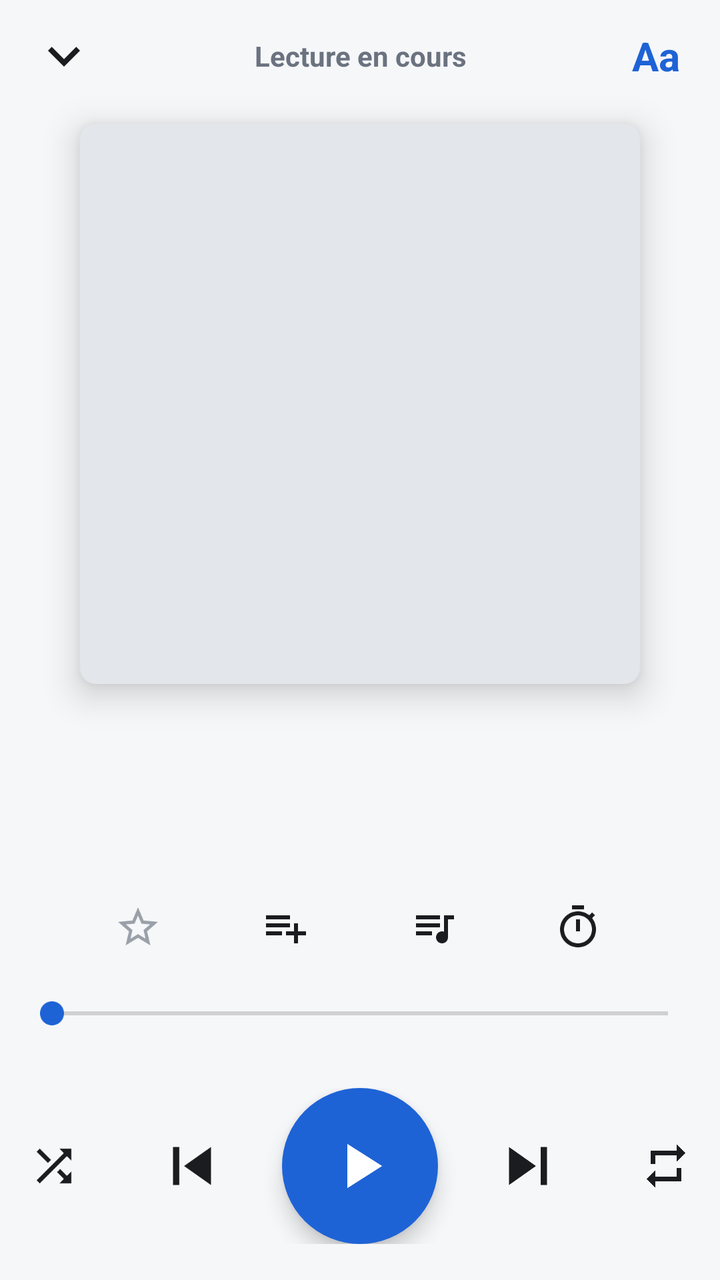
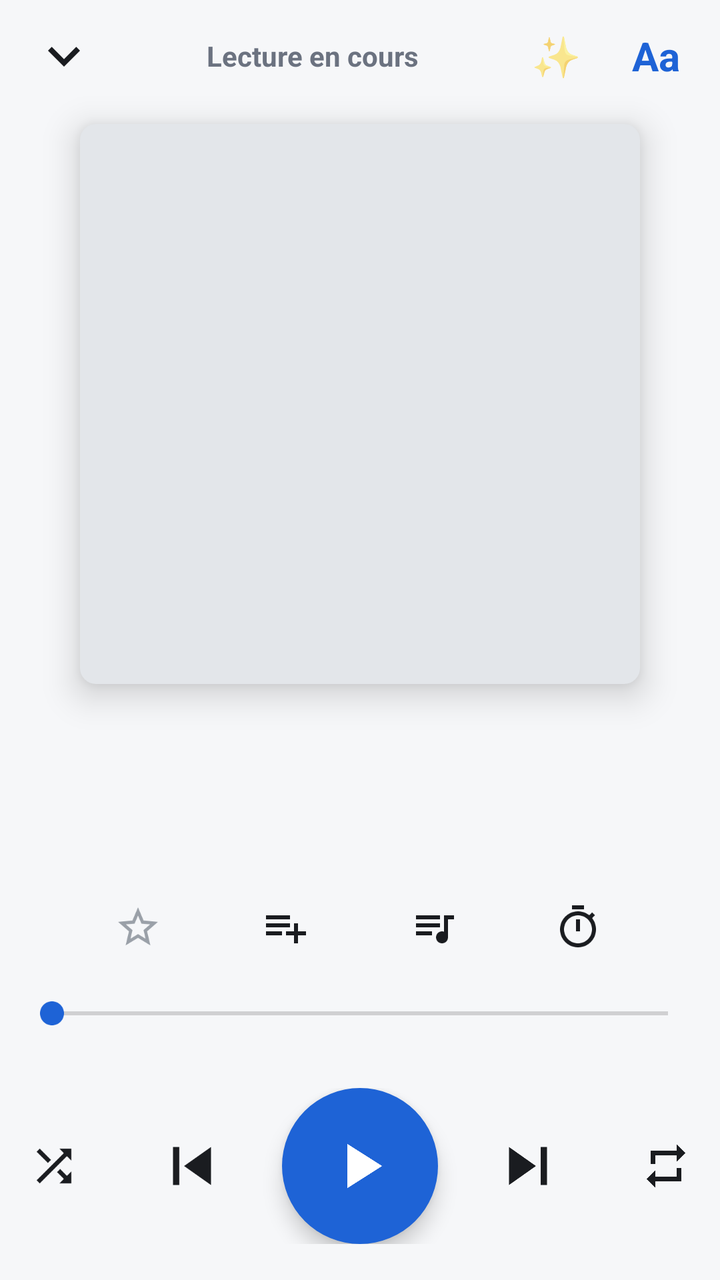

Screens rendered from an Android XML layout before and after an edit, with the pre-edit source and the edit as a unified diff.
<!-- AndroidManifest.xml: application theme Theme.Lecteur -->
<!-- res/layout/activity_lecture.xml -->
<?xml version="1.0" encoding="utf-8"?>
<LinearLayout xmlns:android="http://schemas.android.com/apk/res/android"
    android:id="@+id/racine"
    android:layout_width="match_parent"
    android:layout_height="match_parent"
    android:background="@color/fond"
    android:orientation="vertical"
    android:paddingBottom="18dp">

    <LinearLayout
        android:layout_width="match_parent"
        android:layout_height="56dp"
        android:gravity="center_vertical"
        android:orientation="horizontal"
        android:paddingStart="6dp"
        android:paddingEnd="6dp">
        <ImageView
            android:id="@+id/btnFermer"
            android:layout_width="52dp"
            android:layout_height="52dp"
            android:background="?android:attr/selectableItemBackgroundBorderless"
            android:padding="10dp"
            android:src="@drawable/ic_bas" />
        <TextView
            android:id="@+id/enTete"
            android:layout_width="0dp"
            android:layout_height="wrap_content"
            android:layout_weight="1"
            android:ellipsize="end"
            android:gravity="center"
            android:singleLine="true"
            android:text="Lecture en cours"
            android:textColor="@color/gris"
            android:textSize="14sp"
            android:textStyle="bold" />
        <TextView
            android:id="@+id/btnStyle"
            android:layout_width="52dp"
            android:layout_height="52dp"
            android:background="?android:attr/selectableItemBackgroundBorderless"
            android:gravity="center"
            android:text="Aa"
            android:textColor="@color/accent"
            android:textSize="20sp"
            android:textStyle="bold" />
    </LinearLayout>

    <ImageView
        android:id="@+id/pochette"
        android:layout_width="280dp"
        android:layout_height="280dp"
        android:layout_gravity="center_horizontal"
        android:layout_marginTop="6dp"
        android:background="@drawable/bg_pochette"
        android:elevation="10dp"
        android:scaleType="centerCrop" />

    <TextView
        android:id="@+id/titre"
        android:layout_width="match_parent"
        android:layout_height="wrap_content"
        android:layout_marginTop="16dp"
        android:ellipsize="end"
        android:gravity="center"
        android:maxLines="2"
        android:paddingStart="24dp"
        android:paddingEnd="24dp"
        android:textColor="@color/texte"
        android:textSize="22sp"
        android:textStyle="bold" />

    <TextView
        android:id="@+id/artiste"
        android:layout_width="match_parent"
        android:layout_height="wrap_content"
        android:layout_marginTop="2dp"
        android:ellipsize="end"
        android:gravity="center"
        android:paddingStart="24dp"
        android:paddingEnd="24dp"
        android:singleLine="true"
        android:textColor="@color/gris"
        android:textSize="15sp" />

    <ScrollView
        android:id="@+id/zoneParoles"
        android:layout_width="match_parent"
        android:layout_height="0dp"
        android:layout_marginTop="6dp"
        android:layout_weight="1"
        android:fadingEdgeLength="56dp"
        android:requiresFadingEdge="vertical"
        android:scrollbars="none">
        <LinearLayout
            android:id="@+id/lignesParoles"
            android:layout_width="match_parent"
            android:layout_height="wrap_content"
            android:gravity="center_horizontal"
            android:orientation="vertical"
            android:paddingStart="24dp"
            android:paddingTop="12dp"
            android:paddingEnd="24dp"
            android:paddingBottom="12dp" />
    </ScrollView>

    <LinearLayout
        android:layout_width="match_parent"
        android:layout_height="48dp"
        android:gravity="center"
        android:orientation="horizontal">
        <ImageView
            android:id="@+id/btnFavori"
            android:layout_width="56dp"
            android:layout_height="48dp"
            android:background="?android:attr/selectableItemBackgroundBorderless"
            android:scaleType="center"
            android:src="@drawable/ic_etoile_vide" />
        <ImageView
            android:id="@+id/btnPlaylist"
            android:layout_width="56dp"
            android:layout_height="48dp"
            android:layout_marginStart="18dp"
            android:background="?android:attr/selectableItemBackgroundBorderless"
            android:scaleType="center"
            android:src="@drawable/ic_ajout_playlist" />
        <ImageView
            android:id="@+id/btnFile"
            android:layout_width="56dp"
            android:layout_height="48dp"
            android:layout_marginStart="18dp"
            android:background="?android:attr/selectableItemBackgroundBorderless"
            android:scaleType="center"
            android:src="@drawable/ic_file" />
        <LinearLayout
            android:id="@+id/btnMinuterie"
            android:layout_width="wrap_content"
            android:layout_height="48dp"
            android:layout_marginStart="18dp"
            android:background="?android:attr/selectableItemBackgroundBorderless"
            android:gravity="center"
            android:minWidth="56dp"
            android:orientation="horizontal">
            <ImageView
                android:id="@+id/icoMinuterie"
                android:layout_width="24dp"
                android:layout_height="24dp"
                android:src="@drawable/ic_minuterie" />
            <TextView
                android:id="@+id/texteMinuterie"
                android:layout_width="wrap_content"
                android:layout_height="wrap_content"
                android:layout_marginStart="4dp"
                android:textColor="@color/accent"
                android:textSize="13sp"
                android:textStyle="bold" />
        </LinearLayout>
    </LinearLayout>

    <SeekBar
        android:id="@+id/barre"
        android:layout_width="match_parent"
        android:layout_height="wrap_content"
        android:layout_marginStart="10dp"
        android:layout_marginEnd="10dp"
        android:paddingTop="10dp"
        android:paddingBottom="6dp" />

    <LinearLayout
        android:layout_width="match_parent"
        android:layout_height="wrap_content"
        android:orientation="horizontal"
        android:paddingStart="26dp"
        android:paddingEnd="26dp">
        <TextView
            android:id="@+id/tempsActuel"
            android:layout_width="0dp"
            android:layout_height="wrap_content"
            android:layout_weight="1"
            android:textColor="@color/gris"
            android:textSize="12sp" />
        <TextView
            android:id="@+id/tempsTotal"
            android:layout_width="wrap_content"
            android:layout_height="wrap_content"
            android:textColor="@color/gris"
            android:textSize="12sp" />
    </LinearLayout>

    <LinearLayout
        android:layout_width="match_parent"
        android:layout_height="wrap_content"
        android:layout_marginTop="6dp"
        android:gravity="center"
        android:orientation="horizontal">
        <ImageView
            android:id="@+id/btnAleatoire"
            android:layout_width="52dp"
            android:layout_height="52dp"
            android:background="?android:attr/selectableItemBackgroundBorderless"
            android:padding="13dp"
            android:src="@drawable/ic_aleatoire" />
        <ImageView
            android:id="@+id/btnPrecedent"
            android:layout_width="66dp"
            android:layout_height="66dp"
            android:layout_marginStart="10dp"
            android:background="?android:attr/selectableItemBackgroundBorderless"
            android:padding="14dp"
            android:src="@drawable/ic_precedent" />
        <ImageView
            android:id="@+id/btnLecture"
            android:layout_width="78dp"
            android:layout_height="78dp"
            android:layout_marginStart="12dp"
            android:layout_marginEnd="12dp"
            android:background="@drawable/bg_rond"
            android:elevation="6dp"
            android:foreground="?android:attr/selectableItemBackgroundBorderless"
            android:padding="20dp"
            android:src="@drawable/ic_lecture"
            android:tint="#FFFFFF" />
        <ImageView
            android:id="@+id/btnSuivant"
            android:layout_width="66dp"
            android:layout_height="66dp"
            android:layout_marginEnd="10dp"
            android:background="?android:attr/selectableItemBackgroundBorderless"
            android:padding="14dp"
            android:src="@drawable/ic_suivant" />
        <ImageView
            android:id="@+id/btnRepetition"
            android:layout_width="52dp"
            android:layout_height="52dp"
            android:background="?android:attr/selectableItemBackgroundBorderless"
            android:padding="13dp"
            android:src="@drawable/ic_repetition" />
    </LinearLayout>
</LinearLayout>
<!-- resources referenced by this layout -->
<resources>
  <color name="accent">#1E63D6</color>
  <color name="fond">#F6F7F9</color>
  <color name="gris">#6B7280</color>
  <color name="texte">#1A1C20</color>
  <!-- drawable bg_pochette (drawable) -->
  <shape xmlns:android="http://schemas.android.com/apk/res/android" android:shape="rectangle">
      <solid android:color="@color/trait"/>
      <corners android:radius="8dp"/>
  </shape>
  <!-- drawable bg_rond (drawable) -->
  <shape xmlns:android="http://schemas.android.com/apk/res/android" android:shape="oval">
      <solid android:color="@color/accent"/>
  </shape>
  <!-- drawable ic_ajout_playlist (drawable) -->
  <vector xmlns:android="http://schemas.android.com/apk/res/android" android:width="24dp" android:height="24dp" android:viewportWidth="24" android:viewportHeight="24">
      <path android:fillColor="#1A1C20" android:pathData="M14,10H2v2h12v-2zM14,6H2v2h12V6zM18,14v-4h-2v4h-4v2h4v4h2v-4h4v-2h-4zM2,16h8v-2H2v2z"/>
  </vector>
  <!-- drawable ic_aleatoire (drawable) -->
  <vector xmlns:android="http://schemas.android.com/apk/res/android" android:width="24dp" android:height="24dp" android:viewportWidth="24" android:viewportHeight="24">
      <path android:fillColor="#1A1C20" android:pathData="M10.59,9.17L5.41,4 4,5.41l5.17,5.17 1.42,-1.41zM14.5,4l2.04,2.04L4,18.59 5.41,20 17.96,7.46 20,9.5V4h-5.5zM14.83,13.41l-1.41,1.41 3.13,3.13L14.5,20H20v-5.5l-2.04,2.04 -3.13,-3.13z"/>
  </vector>
  <!-- drawable ic_bas (drawable) -->
  <vector xmlns:android="http://schemas.android.com/apk/res/android" android:width="24dp" android:height="24dp" android:viewportWidth="24" android:viewportHeight="24">
      <path android:fillColor="#1A1C20" android:pathData="M7.41,8.59L12,13.17l4.59,-4.58L18,10l-6,6 -6,-6 1.41,-1.41z"/>
  </vector>
  <!-- drawable ic_file (drawable) -->
  <vector xmlns:android="http://schemas.android.com/apk/res/android" android:width="24dp" android:height="24dp" android:viewportWidth="24" android:viewportHeight="24">
      <path android:fillColor="#1A1C20" android:pathData="M15,6H3v2h12V6zM15,10H3v2h12v-2zM3,16h8v-2H3v2zM17,6v8.18c-0.31,-0.11 -0.65,-0.18 -1,-0.18 -1.66,0 -3,1.34 -3,3s1.34,3 3,3 3,-1.34 3,-3V8h3V6h-5z"/>
  </vector>
  <!-- drawable ic_lecture (drawable) -->
  <vector xmlns:android="http://schemas.android.com/apk/res/android" android:width="24dp" android:height="24dp" android:viewportWidth="24" android:viewportHeight="24">
      <path android:fillColor="#1A1C20" android:pathData="M8,5v14l11,-7z"/>
  </vector>
  <!-- drawable ic_precedent (drawable) -->
  <vector xmlns:android="http://schemas.android.com/apk/res/android" android:width="24dp" android:height="24dp" android:viewportWidth="24" android:viewportHeight="24">
      <path android:fillColor="#1A1C20" android:pathData="M6,6h2v12H6zM9.5,12l8.5,6V6z"/>
  </vector>
  <!-- drawable ic_repetition (drawable) -->
  <vector xmlns:android="http://schemas.android.com/apk/res/android" android:width="24dp" android:height="24dp" android:viewportWidth="24" android:viewportHeight="24">
      <path android:fillColor="#1A1C20" android:pathData="M7,7h10v3l4,-4 -4,-4v3H5v6h2V7zM17,17H7v-3l-4,4 4,4v-3h12v-6h-2v4z"/>
  </vector>
  <!-- drawable ic_suivant (drawable) -->
  <vector xmlns:android="http://schemas.android.com/apk/res/android" android:width="24dp" android:height="24dp" android:viewportWidth="24" android:viewportHeight="24">
      <path android:fillColor="#1A1C20" android:pathData="M6,18l8.5,-6L6,6v12zM16,6v12h2V6h-2z"/>
  </vector>
  <style name="Theme.Lecteur" parent="android:Theme.Material.Light.NoActionBar">
          <item name="android:colorAccent">@color/accent</item>
          <item name="android:colorPrimary">@color/accent</item>
          <item name="android:windowBackground">@color/fond</item>
          <item name="android:statusBarColor">@color/fond</item>
          <item name="android:windowLightStatusBar">true</item>
          <item name="android:navigationBarColor">@color/carte</item>
      </style>
  <color name="trait">#E3E6EA</color>
  <color name="carte">#FFFFFF</color>
  <!-- unchanged entries left out for length: 2 -->
</resources>

<!-- the commit's change to res/layout/activity_lecture.xml (unified diff, before → after) -->
@@ -33,6 +33,14 @@
             android:textColor="@color/gris"
             android:textSize="14sp"
             android:textStyle="bold" />
+        <TextView
+            android:id="@+id/btnAmbiance"
+            android:layout_width="48dp"
+            android:layout_height="52dp"
+            android:background="?android:attr/selectableItemBackgroundBorderless"
+            android:gravity="center"
+            android:text="✨"
+            android:textSize="20sp" />
         <TextView
             android:id="@+id/btnStyle"
             android:layout_width="52dp"
